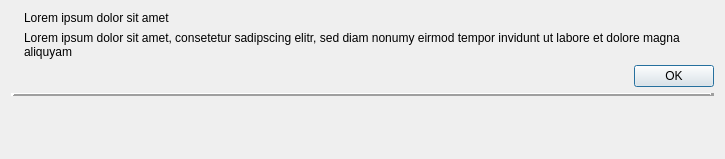
First picture: the form in src/gui/notificationwidget.ui, repository nextcloud/desktop, before the edit.
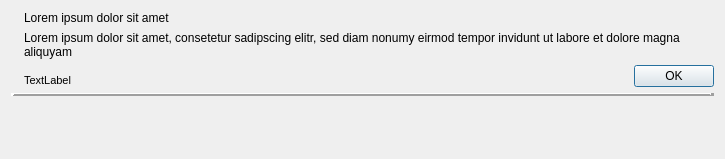
Second picture: the form after the edit. Icons and pictures are not drawn.

Commit message: Notifications: Display timestamp of the notification in the widget

```diff
--- a/src/gui/notificationwidget.ui
+++ b/src/gui/notificationwidget.ui
@@ -15,7 +15,7 @@
   </property>
   <layout class="QGridLayout" name="gridLayout">
    <item row="0" column="0">
-    <layout class="QHBoxLayout" name="horizontalLayout">
+    <layout class="QHBoxLayout" name="horizontalLayout_2">
      <item>
       <widget class="QLabel" name="_notifIcon">
        <property name="sizePolicy">
@@ -58,11 +58,30 @@
         </widget>
        </item>
        <item>
+        <layout class="QHBoxLayout" name="horizontalLayout">
+         <item>
+          <widget class="QLabel" name="_timeLabel">
+           <property name="font">
+            <font>
+             <pointsize>8</pointsize>
+            </font>
+           </property>
+           <property name="text">
+            <string>TextLabel</string>
+           </property>
+           <property name="alignment">
+            <set>Qt::AlignBottom|Qt::AlignLeading|Qt::AlignLeft</set>
+           </property>
+          </widget>
+         </item>
+         <item>
         <widget class="QDialogButtonBox" name="_buttonBox">
          <property name="standardButtons">
           <set>QDialogButtonBox::Ok</set>
          </property>
         </widget>
+         </item>
+        </layout>
        </item>
       </layout>
      </item>
```
Left out of the diff: 2 changed lines with no effect on the pictures. Lines whose indentation alone changed are shown as unchanged. The commit also changes 1 other file.
